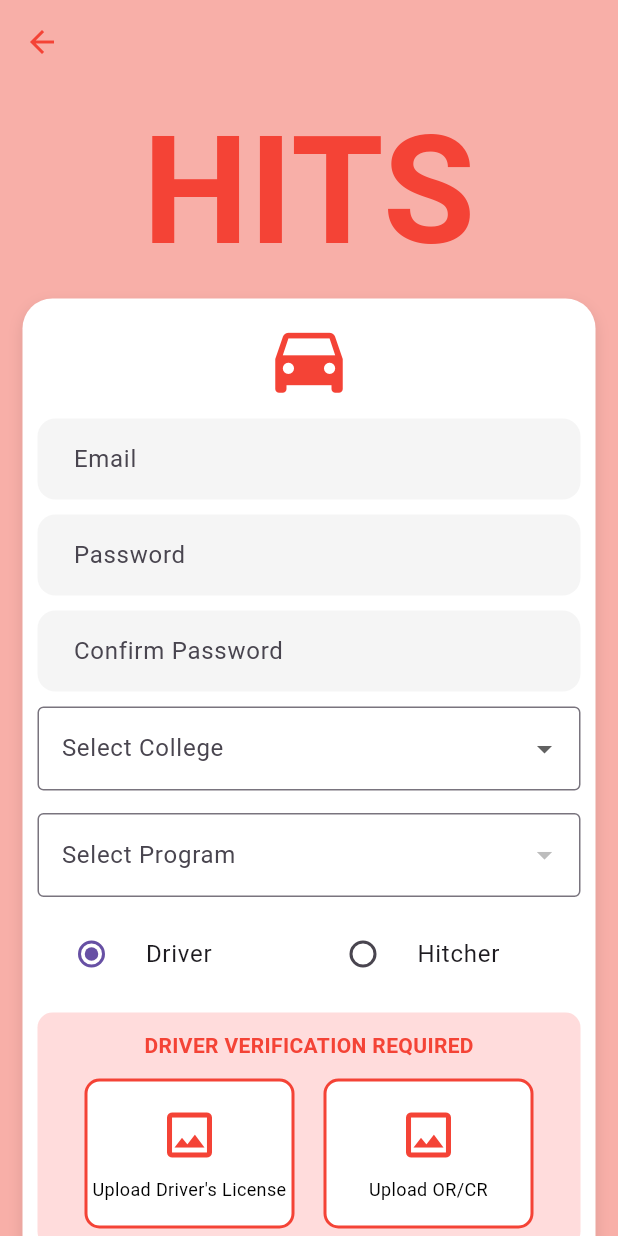
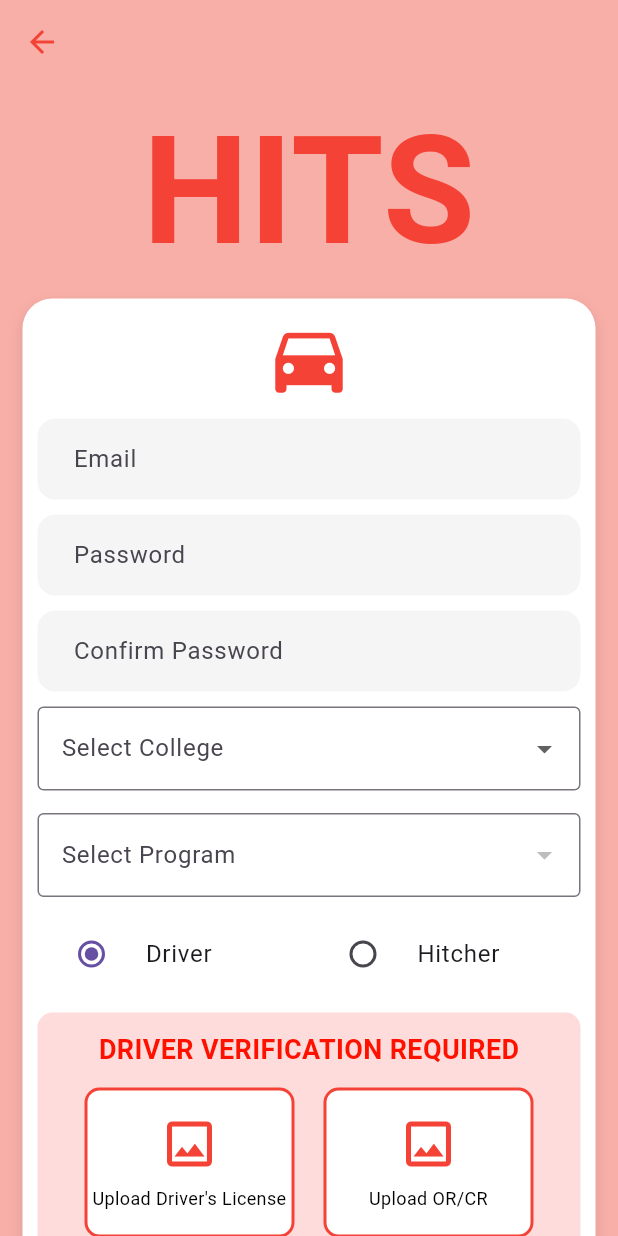
Before and after one commit to cybot555/mmcm_hits_repo, a Flutter app: the screen it shows after launch, after a tap on "Create an Account", after a tap on "Driver", on a phone screen of 412 x 824 dp. Run offline on Flutter 3.47's test engine with Material 3 defaults, Android fonts, the phone set to English and light mode, and no system bars; our stand-ins replace file_picker.

Commit message:
changed create account to red,signup button to brightgreen, signuptext to blue

```diff
--- a/lib/components/driver_verification.dart
+++ b/lib/components/driver_verification.dart
@@ -79,9 +79,9 @@ class _DriverVerificationState extends State<DriverVerification> {
             const Text(
               "DRIVER VERIFICATION REQUIRED",
               style: TextStyle(
-                color: Colors.red,
+                color: Color.fromARGB(255, 255, 17, 0),
                 fontWeight: FontWeight.bold,
-                fontSize: 14,
+                fontSize: 18,
               ),
             ),
             const SizedBox(height: 12),
--- a/lib/pages/login_page.dart
+++ b/lib/pages/login_page.dart
@@ -1,6 +1,5 @@
 import 'package:flutter/material.dart';
 import 'package:mmcm_hits/components/my_textfield.dart';
-
 
 class LoginPage extends StatefulWidget {
   final Function()? onTap;
@@ -33,7 +32,7 @@ class _LoginPageState extends State<LoginPage> {
                 const Text(
                   "HITS",
                   style: TextStyle(
-                    color: Colors.red,
+                    color: Color.fromARGB(255, 255, 17, 0),
                     fontSize: 100,
                     fontWeight: FontWeight.bold,
                   ),
@@ -89,14 +88,14 @@ class _LoginPageState extends State<LoginPage> {
                       Row(
                         mainAxisAlignment: MainAxisAlignment.center,
                         children: [
-                           Text("No account? "),
+                          Text("No account? "),
                           const SizedBox(width: 4),
                           GestureDetector(
                             onTap: widget.onTap,
                             child: const Text(
                               "Create an Account",
                               style: TextStyle(
-                                color: Colors.red,
+                                color: Color.fromARGB(255, 255, 17, 0),
                                 fontWeight: FontWeight.bold,
                               ),
                             ),
--- a/lib/pages/signup_page.dart
+++ b/lib/pages/signup_page.dart
@@ -144,15 +144,15 @@ class _SignupPageState extends State<SignupPage> {
                               width: double.infinity,
                               padding: const EdgeInsets.symmetric(vertical: 15),
                               decoration: BoxDecoration(
-                                color: Colors.green,
+                                color: const Color.fromARGB(255, 0, 255, 8),
                                 borderRadius: BorderRadius.circular(12),
                               ),
                               child: const Center(
                                 child: Text(
                                   "SIGNUP",
                                   style: TextStyle(
-                                    color: Color.fromARGB(255, 255, 255, 255),
-                                    fontSize: 16,
+                                    color: Color.fromARGB(255, 0, 34, 255),
+                                    fontSize: 18,
                                     fontWeight: FontWeight.bold,
                                   ),
                                 ),
```
